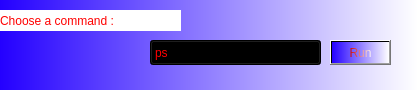
The window that test2.ui (ALITO1998/os-task) describes before a commit, drawn with Qt 5.
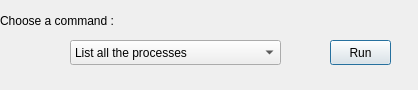
The same window after the commit.

The edit to the form file:
```diff
--- a/test2.ui
+++ b/test2.ui
@@ -14,25 +14,23 @@
    <string>Dialog</string>
   </property>
   <property name="styleSheet">
-   <string notr="true">background-color: qlineargradient(spread:pad, x1:0, y1:0, x2:1, y2:0, stop:0 rgba(36, 0, 255, 255), stop:1 rgba(255, 255, 255, 255));
-color: qlineargradient(spread:pad, x1:0, y1:0, x2:1, y2:0, stop:0 rgba(204, 0, 0, 255), stop:1 rgba(255, 255, 255, 255));</string>
+   <string notr="true"/>
   </property>
   <widget class="QComboBox" name="comboBox">
    <property name="geometry">
     <rect>
-     <x>150</x>
+     <x>70</x>
      <y>40</y>
-     <width>171</width>
+     <width>211</width>
      <height>25</height>
     </rect>
    </property>
    <property name="styleSheet">
-    <string notr="true">font: italic 11pt &quot;URW Bookman L&quot;;
-color: qlineargradient(spread:pad, x1:0, y1:0, x2:0, y2:0, stop:0 rgba(255, 0, 0, 255), stop:1 rgba(255, 255, 255, 255));</string>
+    <string notr="true">font: 11pt &quot;Sans&quot;;</string>
    </property>
    <item>
     <property name="text">
-     <string>ps</string>
+     <string>List all the processes</string>
     </property>
    </item>
    <item>
@@ -66,9 +64,7 @@
     </rect>
    </property>
    <property name="styleSheet">
-    <string notr="true">background-color: qlineargradient(spread:pad, x1:0, y1:0, x2:1, y2:0, stop:0 rgba(255, 255, 255, 255));
-font: 57 italic 18pt &quot;URW Chancery L&quot;;
-color: qlineargradient(spread:pad, x1:0, y1:0, x2:0, y2:0, stop:0 rgba(255, 0, 0, 255), stop:1 rgba(255, 255, 255, 255));</string>
+    <string notr="true"/>
    </property>
    <property name="text">
     <string>Choose a command :</string>
```
